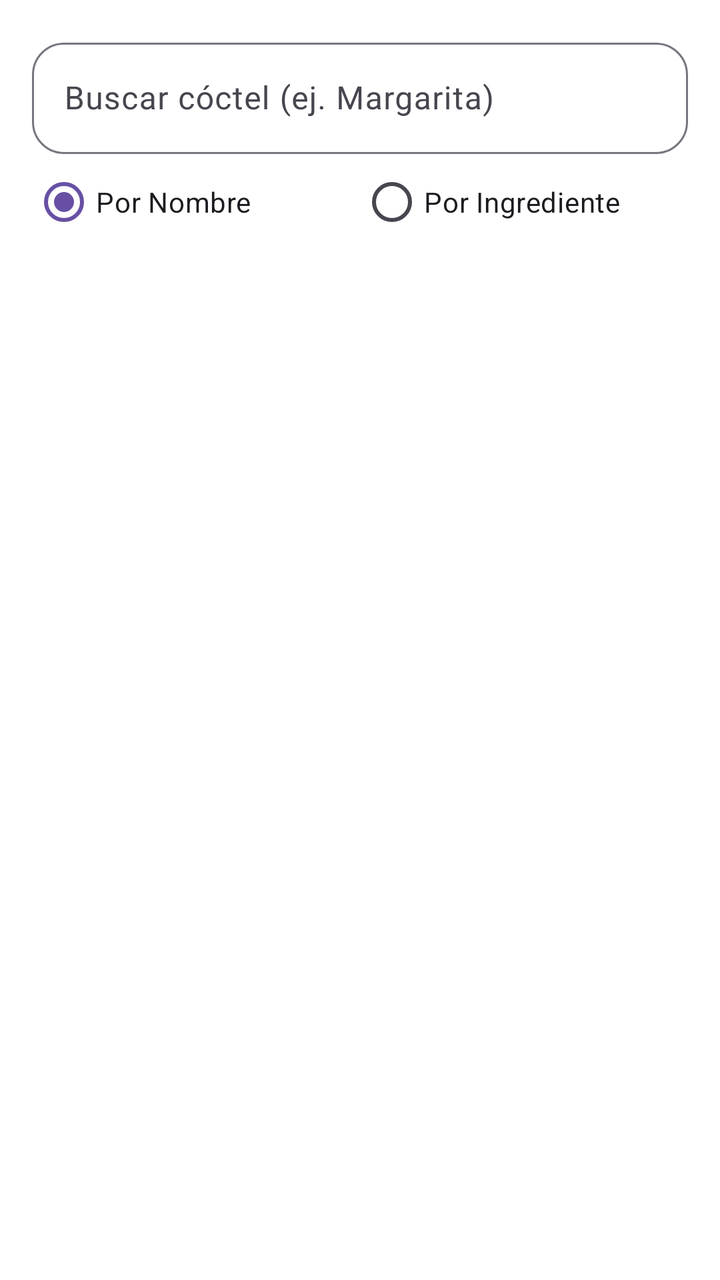
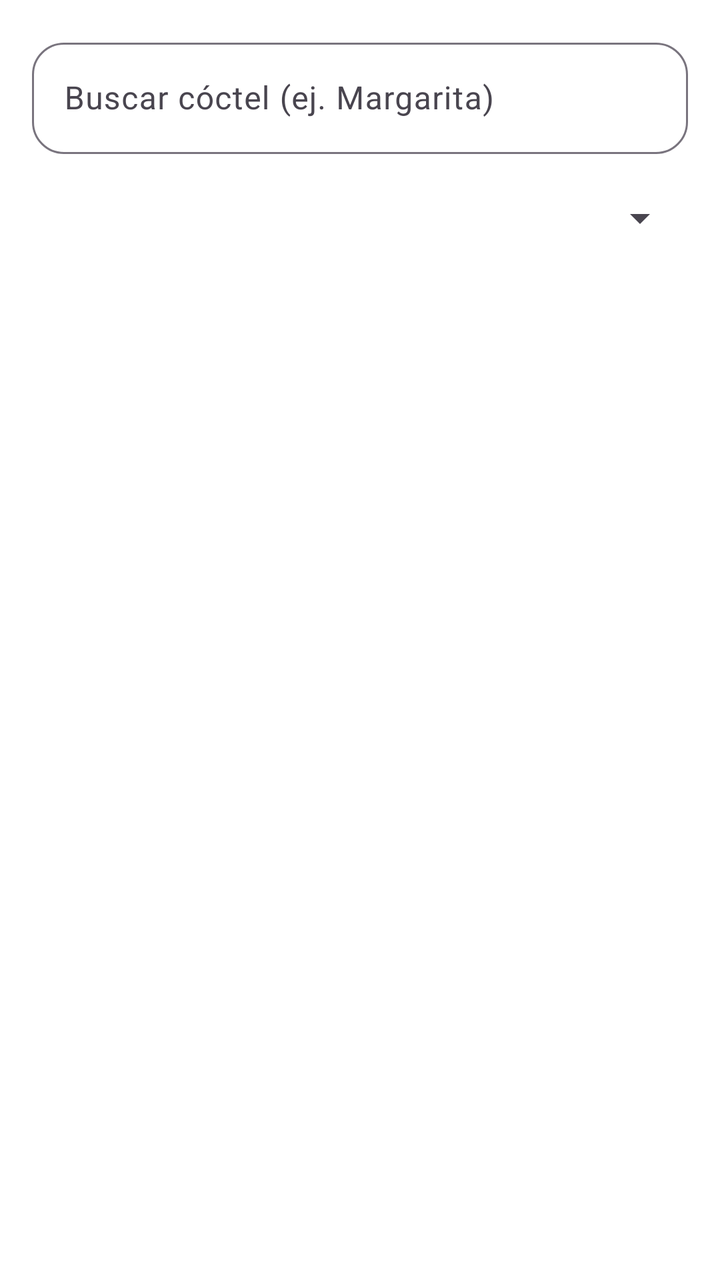

Screens rendered from an Android XML layout before and after an edit, with the pre-edit source and the edit as a unified diff.
<!-- AndroidManifest.xml: application theme Theme.TheCocktailDBAPI -->
<!-- res/layout/activity_main.xml -->
<?xml version="1.0" encoding="utf-8"?>
<androidx.constraintlayout.widget.ConstraintLayout xmlns:android="http://schemas.android.com/apk/res/android"
    xmlns:app="http://schemas.android.com/apk/res-auto"
    xmlns:tools="http://schemas.android.com/tools"
    android:id="@+id/main"
    android:layout_width="match_parent"
    android:layout_height="match_parent"
    android:background="@color/white"
    tools:context=".view.MainActivity">

    
    <com.google.android.material.textfield.TextInputLayout
        android:id="@+id/searchInputLayout"
        style="@style/Widget.Material3.TextInputLayout.OutlinedBox"
        android:layout_width="match_parent"
        android:layout_height="wrap_content"
        android:layout_margin="16dp"
        app:boxCornerRadiusBottomEnd="16dp"
        app:boxCornerRadiusBottomStart="16dp"
        app:boxCornerRadiusTopEnd="16dp"
        app:boxCornerRadiusTopStart="16dp"
        app:layout_constraintTop_toTopOf="parent">

        <com.google.android.material.textfield.TextInputEditText
            android:id="@+id/etSearch"
            android:layout_width="match_parent"
            android:layout_height="wrap_content"
            android:hint="@string/buscar_c_ctel_ej_margarita"
            android:inputType="text"
            android:maxLines="1" />
    </com.google.android.material.textfield.TextInputLayout>

    
    <RadioGroup
        android:id="@+id/rgSearchType"
        android:layout_width="match_parent"
        android:layout_height="wrap_content"
        android:layout_marginStart="16dp"
        android:layout_marginEnd="16dp"
        android:orientation="horizontal"
        app:layout_constraintTop_toBottomOf="@id/searchInputLayout">

        <RadioButton
            android:id="@+id/rbByName"
            android:layout_width="0dp"
            android:layout_height="wrap_content"
            android:layout_weight="1"
            android:checked="true"
            android:text="@string/por_nombre" />

        <RadioButton
            android:id="@+id/rbByIngredient"
            android:layout_width="0dp"
            android:layout_height="wrap_content"
            android:layout_weight="1"
            android:text="@string/por_ingrediente" />
    </RadioGroup>

    
    <androidx.recyclerview.widget.RecyclerView
        android:id="@+id/recyclerViewCocktails"
        android:layout_width="match_parent"
        android:layout_height="0dp"
        android:clipToPadding="false"
        android:padding="8dp"
        app:layout_constraintBottom_toBottomOf="parent"
        app:layout_constraintTop_toBottomOf="@id/rgSearchType"
        tools:listitem="@layout/item_cocktail" />

    
    <ProgressBar
        android:id="@+id/progressBar"
        android:layout_width="wrap_content"
        android:layout_height="wrap_content"
        android:visibility="gone"
        app:layout_constraintBottom_toBottomOf="parent"
        app:layout_constraintEnd_toEndOf="parent"
        app:layout_constraintStart_toStartOf="parent"
        app:layout_constraintTop_toTopOf="parent" />

</androidx.constraintlayout.widget.ConstraintLayout>
<!-- res/layout/item_cocktail.xml (included above) -->
<?xml version="1.0" encoding="utf-8"?>
<com.google.android.material.card.MaterialCardView xmlns:android="http://schemas.android.com/apk/res/android"
    xmlns:app="http://schemas.android.com/apk/res-auto"
    android:layout_width="match_parent"
    android:layout_height="wrap_content"
    android:layout_margin="8dp"
    app:cardCornerRadius="16dp"
    app:cardElevation="6dp"
    app:strokeWidth="0dp">

    <androidx.constraintlayout.widget.ConstraintLayout
        android:layout_width="match_parent"
        android:layout_height="wrap_content">

        
        <ImageView
            android:id="@+id/ivCocktailImage"
            android:layout_width="match_parent"
            android:layout_height="220dp"
            android:scaleType="centerCrop"
            android:contentDescription="@string/imagen_del_c_ctel"
            app:layout_constraintTop_toTopOf="parent" />

        
        <View
            android:layout_width="match_parent"
            android:layout_height="60dp"
            android:background="@color/grey"
            app:layout_constraintBottom_toBottomOf="parent" />

        
        <TextView
            android:id="@+id/tvCocktailName"
            android:layout_width="match_parent"
            android:layout_height="wrap_content"
            android:padding="16dp"
            android:textColor="@color/white"
            android:textSize="20sp"
            android:textStyle="bold"
            android:ellipsize="end"
            android:maxLines="1"
            app:layout_constraintBottom_toBottomOf="parent" />

    </androidx.constraintlayout.widget.ConstraintLayout>
</com.google.android.material.card.MaterialCardView>
<!-- resources referenced by this layout -->
<resources>
  <color name="grey">#88000000</color>
  <color name="white">#FFFFFFFF</color>
  <string name="buscar_c_ctel_ej_margarita">Buscar cóctel (ej. Margarita)</string>
  <string name="imagen_del_c_ctel">Imagen del cóctel</string>
  <string name="por_ingrediente">Por Ingrediente</string>
  <string name="por_nombre">Por Nombre</string>
  <style name="Theme.TheCocktailDBAPI" parent="Base.Theme.TheCocktailDBAPI" />
  <style name="Base.Theme.TheCocktailDBAPI" parent="Theme.Material3.DayNight.NoActionBar">
          
          
      </style>
</resources>

<!-- the commit's change to res/layout/activity_main.xml (unified diff, before → after) -->
@@ -31,30 +31,14 @@
     </com.google.android.material.textfield.TextInputLayout>
 
     
-    <RadioGroup
-        android:id="@+id/rgSearchType"
+    <Spinner
+        android:id="@+id/spinnerIngredients"
         android:layout_width="match_parent"
         android:layout_height="wrap_content"
-        android:layout_marginStart="16dp"
-        android:layout_marginEnd="16dp"
-        android:orientation="horizontal"
-        app:layout_constraintTop_toBottomOf="@id/searchInputLayout">
-
-        <RadioButton
-            android:id="@+id/rbByName"
-            android:layout_width="0dp"
-            android:layout_height="wrap_content"
-            android:layout_weight="1"
-            android:checked="true"
-            android:text="@string/por_nombre" />
-
-        <RadioButton
-            android:id="@+id/rbByIngredient"
-            android:layout_width="0dp"
-            android:layout_height="wrap_content"
-            android:layout_weight="1"
-            android:text="@string/por_ingrediente" />
-    </RadioGroup>
+        android:layout_marginHorizontal="16dp"
+        android:layout_marginTop="8dp"
+        android:minHeight="48dp"
+        app:layout_constraintTop_toBottomOf="@id/searchInputLayout" />
 
     
     <androidx.recyclerview.widget.RecyclerView
@@ -64,7 +48,7 @@
         android:clipToPadding="false"
         android:padding="8dp"
         app:layout_constraintBottom_toBottomOf="parent"
-        app:layout_constraintTop_toBottomOf="@id/rgSearchType"
+        app:layout_constraintTop_toBottomOf="@id/spinnerIngredients"
         tools:listitem="@layout/item_cocktail" />
 
     
<!-- resource entries referenced after the edit -->
@@ -4,8 +4,6 @@
   <color name="white">#FFFFFFFF</color>
   <string name="buscar_c_ctel_ej_margarita">Buscar cóctel (ej. Margarita)</string>
   <string name="imagen_del_c_ctel">Imagen del cóctel</string>
-  <string name="por_ingrediente">Por Ingrediente</string>
-  <string name="por_nombre">Por Nombre</string>
   <style name="Theme.TheCocktailDBAPI" parent="Base.Theme.TheCocktailDBAPI" />
   <style name="Base.Theme.TheCocktailDBAPI" parent="Theme.Material3.DayNight.NoActionBar">
           
